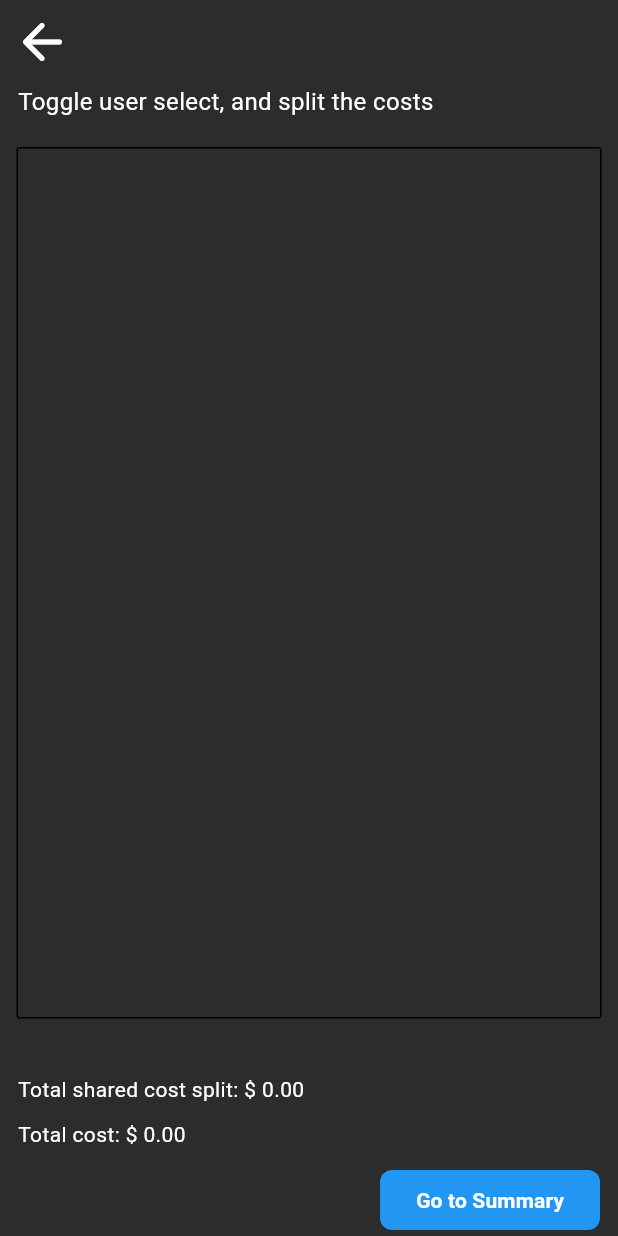
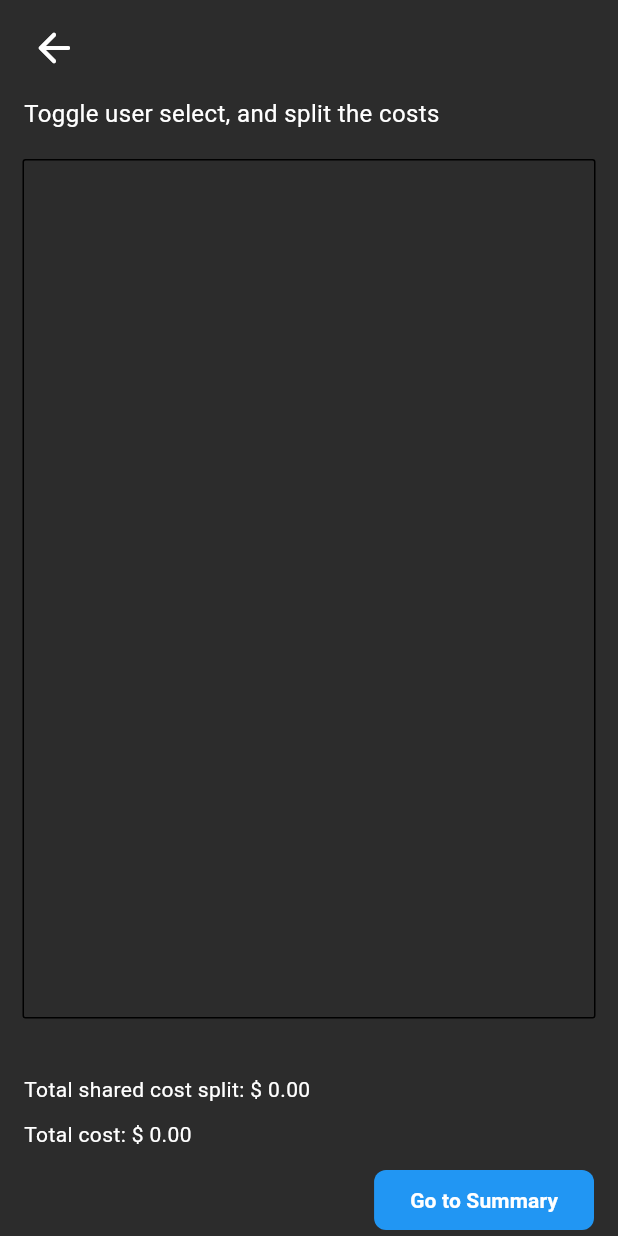
Before and after one commit to t-rav4/receipt_split, a Flutter app: the ReceiptSplitPage widget shown alone on an empty page, opened directly with empty values, on a phone screen of 412 x 824 dp. Run offline on Flutter 3.47's test engine with Material 3 defaults, Android fonts, the phone set to English and light mode, and no system bars; our stand-ins replace file_picker, flutter_dotenv, flutter_native_splash, shared_preferences; accounts and stored records are empty.

Commit message:
feat: split summary page (WIP) - reworked Item class + selection on split page.

```diff
--- a/mobile/lib/models/item.dart
+++ b/mobile/lib/models/item.dart
@@ -1,17 +1,14 @@
 import 'dart:math';
-
-import 'package:flutter/material.dart';
+import 'package:receipt_split/models/user.dart';
 
 class Item {
-  String _id;
+  String id;
   String name;
   double price;
 
-  bool isSelected;
-  Color? selectedColour;
+  User? assignedUser;
 
-  Item({required this.name, required this.price, required this.isSelected})
-      : _id = _generateUniqueId();
+  Item({required this.name, required this.price}) : id = _generateUniqueId();
 
   static String _generateUniqueId() {
     // Combine current time with random value to ensure uniqueness
@@ -25,7 +22,7 @@ class Item {
     return Item(
       name: json['name'],
       price: (json['price'] as num).toDouble(),
-      isSelected: false,
+      // isSelected: false,
     );
   }
 }
@@ -48,7 +45,7 @@ List<Item> extractItems(String extractedPdfText) {
       double itemPrice = double.tryParse(match.group(2)!) ?? 0.0;
 
       if (itemPrice != 0.0) {
-        items.add(Item(name: itemName, price: itemPrice, isSelected: false));
+        items.add(Item(name: itemName, price: itemPrice));
       }
     }
   }
--- a/mobile/lib/widgets/page_layout.dart
+++ b/mobile/lib/widgets/page_layout.dart
@@ -3,25 +3,46 @@ import 'package:flutter/material.dart';
 class RsLayout extends StatelessWidget {
   final Widget content;
   final bool? showBackButton;
+  final String? title;
 
   const RsLayout(
-      {super.key, required this.content, this.showBackButton = false});
+      {super.key,
+      required this.content,
+      this.showBackButton = false,
+      this.title});
 
   @override
   Widget build(BuildContext context) {
     return Scaffold(
       body: SafeArea(
         child: Column(
-          crossAxisAlignment: CrossAxisAlignment.start,
           children: [
             if (showBackButton ?? false)
-              IconButton(
-                onPressed: () => Navigator.of(context).pop(),
-                icon: Icon(Icons.arrow_back_rounded, size: 40),
+              Padding(
+                padding:
+                    const EdgeInsets.symmetric(horizontal: 12, vertical: 8),
+                child: Align(
+                  alignment: Alignment.centerLeft,
+                  child: Row(
+                    children: [
+                      IconButton(
+                        onPressed: () => Navigator.of(context).pop(),
+                        icon: const Icon(Icons.arrow_back_rounded, size: 32),
+                      ),
+                      if (title != null)
+                        Text(
+                          title!,
+                          style: TextStyle(
+                            fontSize: 24,
+                          ),
+                        ),
+                    ],
+                  ),
+                ),
               ),
-            Expanded(
+            Flexible(
               child: Padding(
-                padding: EdgeInsets.symmetric(horizontal: 12),
+                padding: const EdgeInsets.symmetric(horizontal: 16),
                 child: content,
               ),
             ),
```
Also changed, not shown: mobile/lib/receipt_split_page.dart (+45 -35 lines), mobile/lib/split_summary_page.dart (+20 -7 lines), mobile/lib/widgets/list_user_summary_item.dart (+25 -13 lines).
